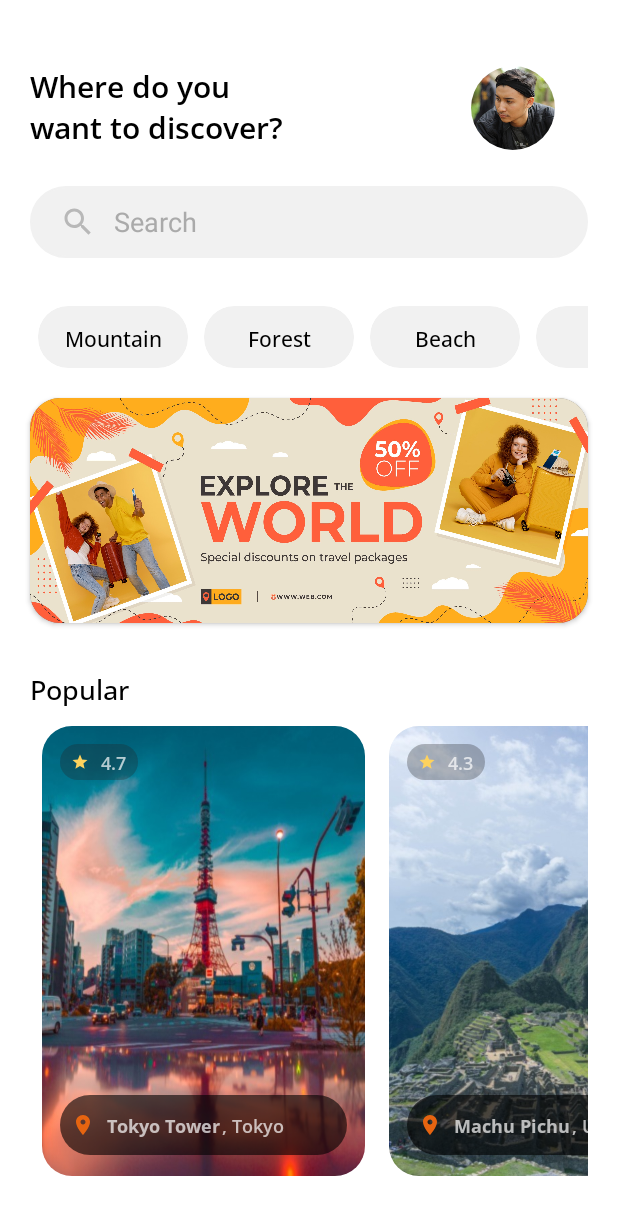
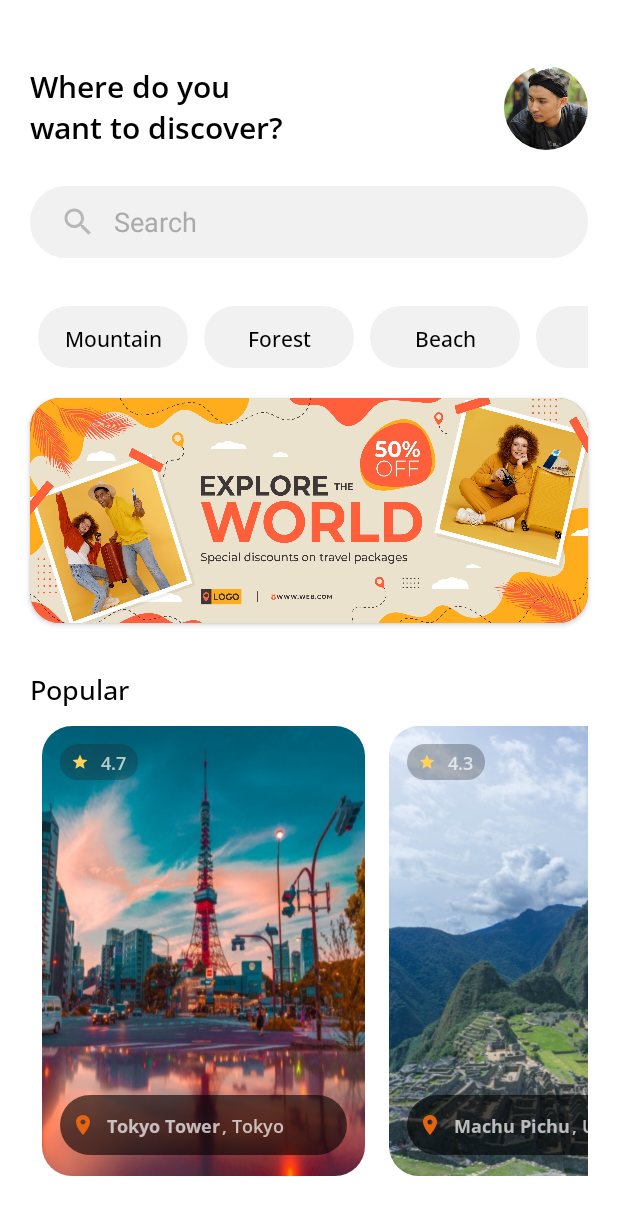
Before and after one commit to ryhn7/traveler, an Android app: the MainActivity screen opened directly, with no data from a screen before it, on a phone screen of 412 x 824 dp. Shown: the top 1215 px of the screen. Run offline under Robolectric (Android 15) with nearby library versions, the phone set to English and light mode, and no system bars; our stand-ins replace CircleImageView.

Commit message:
fix header

```diff
--- a/app/src/main/res/layout/activity_main.xml
+++ b/app/src/main/res/layout/activity_main.xml
@@ -21,8 +21,9 @@
             android:orientation="horizontal">
 
             <TextView
-                android:layout_width="wrap_content"
+                android:layout_width="0dp"
                 android:layout_height="wrap_content"
+                android:layout_weight="1"
                 android:fontFamily="@font/sanssemi"
                 android:text="@string/header_title"
                 android:textColor="@color/black"
--- a/app/src/main/res/values/themes.xml
+++ b/app/src/main/res/values/themes.xml
@@ -12,6 +12,7 @@
         <!-- Status bar color. -->
         <item name="android:statusBarColor">?attr/colorPrimaryVariant</item>
         <item name="android:textColorHint">@android:color/darker_gray</item>
+        <item name="android:editTextColor">@android:color/black</item>
         <!-- Customize your theme here. -->
     </style>
 </resources>
```
